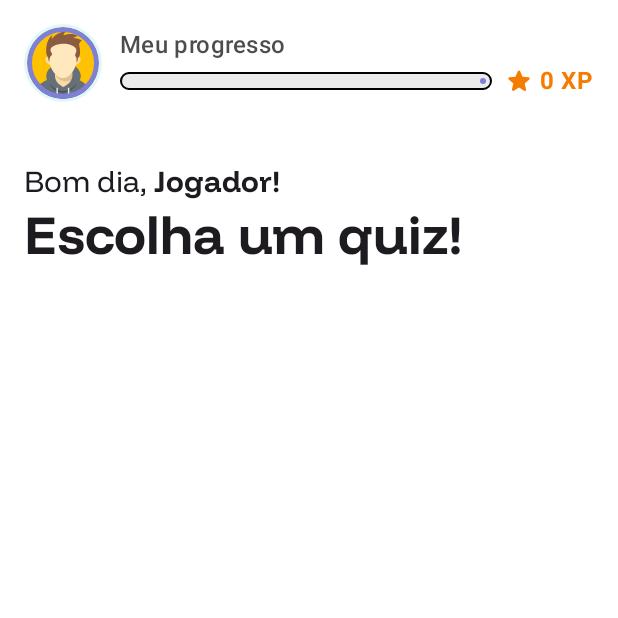
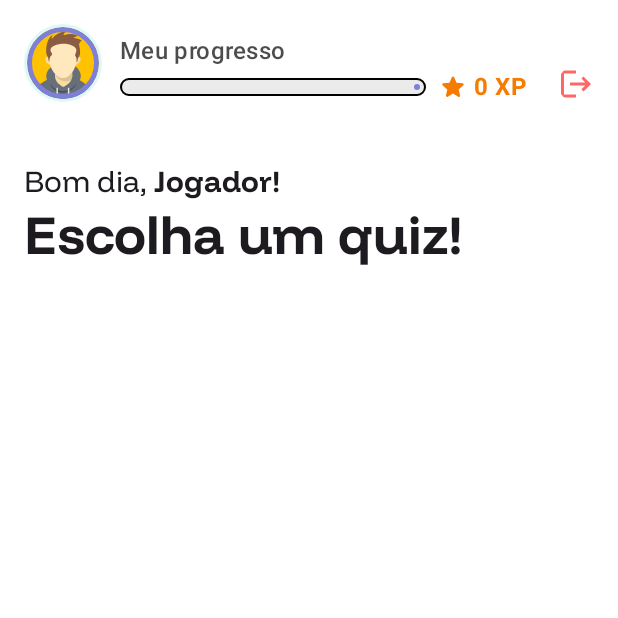
Before and after one commit to guilhermecoding/brain-quest-quiz-app, an Android app built with Jetpack Compose: the HomeScreen screen opened through its navigation route, on a phone screen of 412 x 824 dp, the top half of it. Run offline under Robolectric (Android 15) with nearby library versions, the phone set to English and light mode, and no system bars; our stand-ins replace Dagger/Hilt's generated code, Firebase (no records; nobody signed in at launch, a user with empty details on screens opened directly), Room's generated code.

Commit message:
✨ feat: Adição de botão de logout.

```diff
--- a/app/src/main/java/com/example/brainquest/ui/home/HomeScreen.kt
+++ b/app/src/main/java/com/example/brainquest/ui/home/HomeScreen.kt
@@ -65,7 +65,7 @@ fun HomeScreenContent(
         ) {
             Column(modifier = Modifier.padding(16.dp)) {
 
-                TopBarProfile(user = state.currentUser)
+                TopBarProfile(user = state.currentUser, onLogoutClicked = onLogoutClicked)
 
                 Spacer(modifier = Modifier.height(40.dp))
 
--- a/app/src/main/java/com/example/brainquest/ui/home/components/TopBarProfile.kt
+++ b/app/src/main/java/com/example/brainquest/ui/home/components/TopBarProfile.kt
@@ -13,8 +13,10 @@ import androidx.compose.foundation.layout.size
 import androidx.compose.foundation.layout.width
 import androidx.compose.foundation.shape.CircleShape
 import androidx.compose.material.icons.Icons
+import androidx.compose.material.icons.automirrored.filled.Logout
 import androidx.compose.material.icons.rounded.Star
 import androidx.compose.material3.Icon
+import androidx.compose.material3.IconButton
 import androidx.compose.material3.LinearProgressIndicator
 import androidx.compose.material3.MaterialTheme
 import androidx.compose.material3.Text
@@ -34,16 +36,36 @@ import com.example.brainquest.ui.theme.PurpleTheme
 import com.example.brainquest.ui.theme.YellowThemeSecondary
 
 @Composable
-fun TopBarProfile(modifier: Modifier = Modifier, user: User?) {
+fun TopBarProfile(
+    modifier: Modifier = Modifier,
+    user: User?,
+    onLogoutClicked: () -> Unit
+) {
     Row(
         modifier = modifier.fillMaxWidth(),
-        verticalAlignment = Alignment.CenterVertically,
+        verticalAlignment = Alignment.Bottom,
     ) {
         UserAvatar()
 
         Spacer(modifier = Modifier.width(12.dp))
 
-        LevelProgressInfo(user = user)
+        LevelProgressInfo(
+            user = user,
+            modifier = Modifier.weight(1f)
+        )
+
+        Spacer(modifier = Modifier.width(20.dp))
+
+        IconButton(
+            onClick = onLogoutClicked,
+            modifier = Modifier.size(24.dp)
+        ) {
+            Icon(
+                imageVector = Icons.AutoMirrored.Filled.Logout,
+                contentDescription = "Sair da conta",
+                tint = Color.Red.copy(alpha = 0.6f)
+            )
+        }
     }
 }
 
@@ -77,9 +99,7 @@ fun UserAvatar(modifier: Modifier = Modifier) {
 fun LevelProgressInfo(modifier: Modifier = Modifier, user: User?) {
     val userXp = user?.totalScore ?: 0L
 
-    // ✅ 1. Defina o valor máximo e calcule o progresso
-    val maxLevelXp = 100f // Define o XP máximo para o nível como Float
-    // Calcula a porcentagem. Ex: 210 / 300 = 0.7
+    val maxLevelXp = 100f
     val progress = (userXp.toFloat() / maxLevelXp).coerceIn(0f, 1f)
 
     Column(modifier = modifier) {
```
